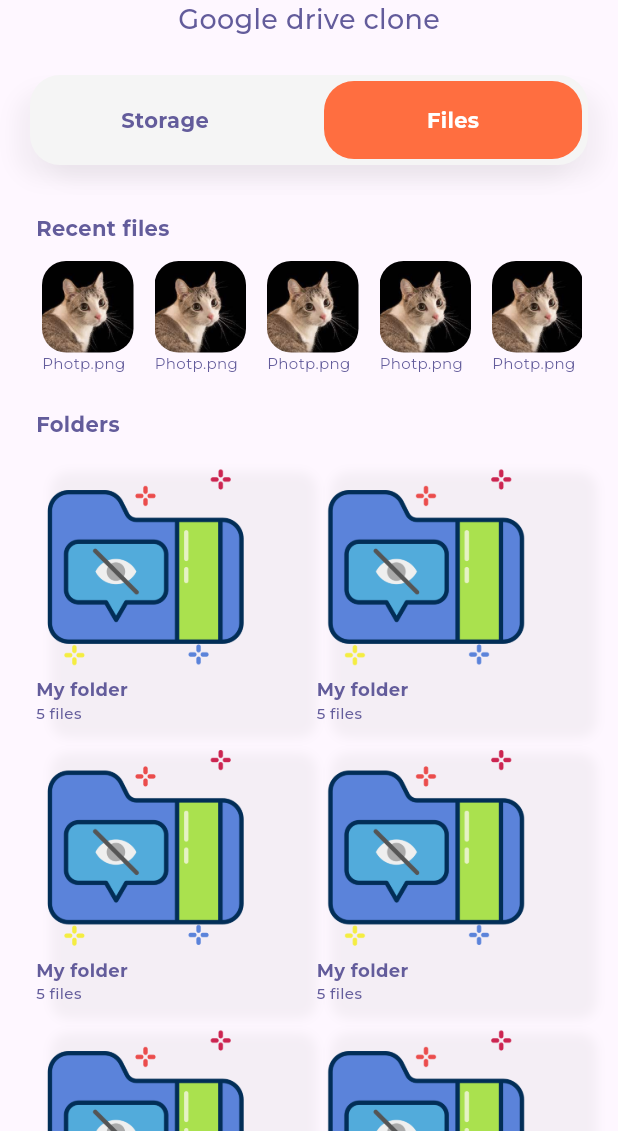
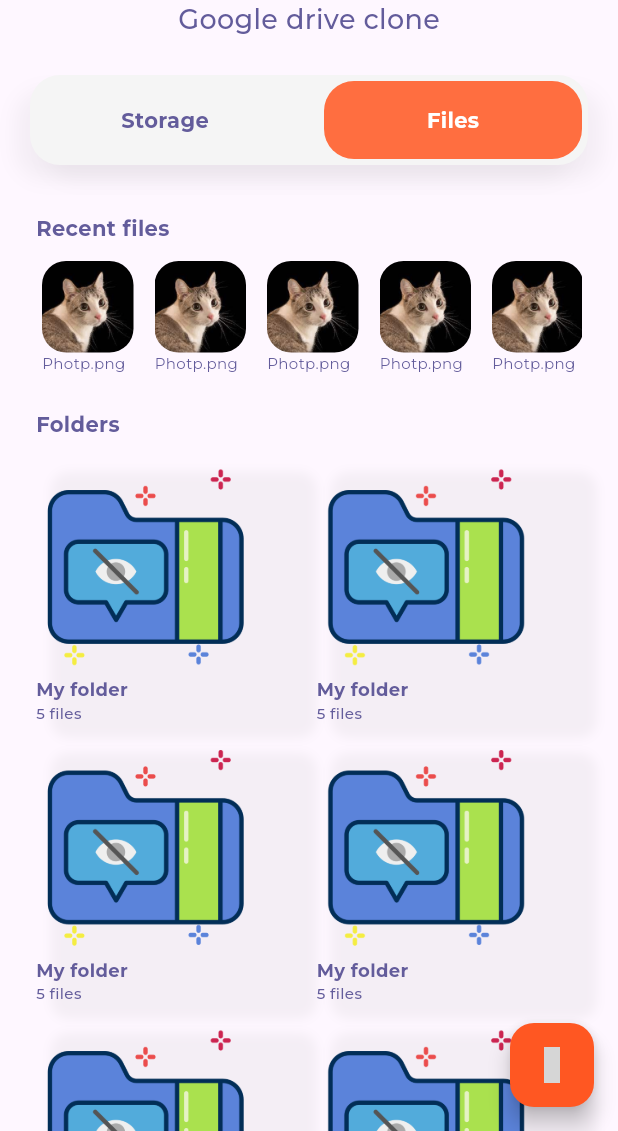
Before and after one commit to MohammedGhazaly/drivey, a Flutter app: the screen it shows once a user with an empty profile is signed in, after a tap on "Files", on a phone screen of 412 x 824 dp, the part 105-1236 px from its top. Run offline on Flutter 3.47's test engine with Material 3 defaults, Android fonts, the light colour scheme and no system bars; our stand-ins replace cached_network_image, cloud_firestore, eva_icons_flutter, firebase_auth, firebase_core, get and 2 more; accounts and stored records are empty; grey boxes are pictures that could not be loaded.

Commit message:
Added floating action button

```diff
--- a/lib/screens/home_screen.dart
+++ b/lib/screens/home_screen.dart
@@ -2,6 +2,7 @@ import 'package:drivey_files/controllers/custom_tab_controller.dart';
 import 'package:drivey_files/screens/files_screen.dart';
 import 'package:drivey_files/widgets/home_screen/home_header.dart';
 import 'package:drivey_files/screens/storage_screen.dart';
+import 'package:eva_icons_flutter/eva_icons_flutter.dart';
 import 'package:firebase_auth/firebase_auth.dart';
 import 'package:flutter/material.dart';
 import 'package:get/get.dart';
@@ -15,6 +16,20 @@ class HomeScreen extends StatelessWidget {
   @override
   Widget build(BuildContext context) {
     return Scaffold(
+        // floatingActionButtonLocation: FloatingActionButtonLocation.centerDocked,
+        floatingActionButton:
+            GetBuilder<CustomTabController>(builder: (controller) {
+          return controller.tab != "storage"
+              ? FloatingActionButton(
+                  backgroundColor: Colors.deepOrange,
+                  foregroundColor: Colors.white,
+                  onPressed: () {},
+                  child: Icon(
+                    EvaIcons.folderAdd,
+                  ),
+                )
+              : SizedBox();
+        }),
         appBar: PreferredSize(
           child: AppBar(
             backgroundColor: Colors.white,
```
